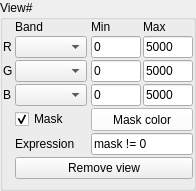
Above: imagechipviewsettings_widget_base.ui from jakimowb/eo-time-series-viewer before the change. Below: the same form after it.
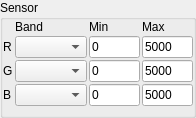
That is the form after the change.

```diff
--- a/imagechipviewsettings_widget_base.ui
+++ b/imagechipviewsettings_widget_base.ui
@@ -7,7 +7,7 @@
     <x>0</x>
     <y>0</y>
     <width>196</width>
-    <height>178</height>
+    <height>106</height>
    </rect>
   </property>
   <property name="sizePolicy">
@@ -20,7 +20,7 @@
    <string>GroupBox</string>
   </property>
   <property name="title">
-   <string>View#</string>
+   <string>Sensor</string>
   </property>
   <property name="flat">
    <bool>false</bool>
@@ -57,6 +57,22 @@
      </property>
     </widget>
    </item>
+   <item row="5" column="1">
+    <widget class="QComboBox" name="cb_b">
+     <property name="sizePolicy">
+      <sizepolicy hsizetype="Preferred" vsizetype="Fixed">
+       <horstretch>0</horstretch>
+       <verstretch>0</verstretch>
+      </sizepolicy>
+     </property>
+     <property name="minimumSize">
+      <size>
+       <width>0</width>
+       <height>21</height>
+      </size>
+     </property>
+    </widget>
+   </item>
    <item row="4" column="0">
     <widget class="QLabel" name="label_g">
      <property name="text">
@@ -64,30 +80,7 @@
      </property>
     </widget>
    </item>
-   <item row="5" column="1">
-    <widget class="QComboBox" name="cb_b">
-     <property name="sizePolicy">
-      <sizepolicy hsizetype="Preferred" vsizetype="Fixed">
-       <horstretch>0</horstretch>
-       <verstretch>0</verstretch>
-      </sizepolicy>
-     </property>
-     <property name="minimumSize">
-      <size>
-       <width>0</width>
-       <height>21</height>
-      </size>
-     </property>
-    </widget>
-   </item>
-   <item row="5" column="0">
-    <widget class="QLabel" name="label_b">
-     <property name="text">
-      <string>B</string>
-     </property>
-    </widget>
-   </item>
-   <item row="4" column="4">
+   <item row="4" column="3">
     <widget class="QLineEdit" name="tb_range_g_max">
      <property name="sizePolicy">
       <sizepolicy hsizetype="Preferred" vsizetype="Fixed">
@@ -100,41 +93,50 @@
      </property>
     </widget>
    </item>
-   <item row="0" column="4">
-    <widget class="QLabel" name="label_max">
-     <property name="text">
-      <string>Max</string>
-     </property>
-    </widget>
-   </item>
-   <item row="5" column="3">
-    <widget class="QLineEdit" name="tb_range_b_min">
-     <property name="text">
-      <string>0</string>
-     </property>
-    </widget>
-   </item>
-   <item row="0" column="3">
+   <item row="0" column="2">
     <widget class="QLabel" name="label_min">
      <property name="text">
       <string>Min</string>
      </property>
     </widget>
    </item>
+   <item row="0" column="3">
+    <widget class="QLabel" name="label_max">
+     <property name="text">
+      <string>Max</string>
+     </property>
+    </widget>
+   </item>
    <item row="3" column="3">
+    <widget class="QLineEdit" name="tb_range_r_max">
+     <property name="sizePolicy">
+      <sizepolicy hsizetype="Preferred" vsizetype="Fixed">
+       <horstretch>0</horstretch>
+       <verstretch>0</verstretch>
+      </sizepolicy>
+     </property>
+     <property name="text">
+      <string>5000</string>
+     </property>
+    </widget>
+   </item>
+   <item row="3" column="1">
+    <widget class="QComboBox" name="cb_r">
+     <property name="minimumSize">
+      <size>
+       <width>0</width>
+       <height>21</height>
+      </size>
+     </property>
+    </widget>
+   </item>
+   <item row="3" column="2">
     <widget class="QLineEdit" name="tb_range_r_min">
      <property name="text">
       <string>0</string>
      </property>
     </widget>
    </item>
-   <item row="4" column="3">
-    <widget class="QLineEdit" name="tb_range_g_min">
-     <property name="text">
-      <string>0</string>
-     </property>
-    </widget>
-   </item>
    <item row="0" column="1">
     <widget class="QLabel" name="label_band">
      <property name="sizePolicy">
@@ -148,17 +150,7 @@
      </property>
     </widget>
    </item>
-   <item row="3" column="1">
-    <widget class="QComboBox" name="cb_r">
-     <property name="minimumSize">
-      <size>
-       <width>0</width>
-       <height>21</height>
-      </size>
-     </property>
-    </widget>
-   </item>
-   <item row="5" column="4">
+   <item row="5" column="3">
     <widget class="QLineEdit" name="tb_range_b_max">
      <property name="sizePolicy">
       <sizepolicy hsizetype="Preferred" vsizetype="Fixed">
@@ -171,20 +163,7 @@
      </property>
     </widget>
    </item>
-   <item row="3" column="4">
-    <widget class="QLineEdit" name="tb_range_r_max">
-     <property name="sizePolicy">
-      <sizepolicy hsizetype="Preferred" vsizetype="Fixed">
-       <horstretch>0</horstretch>
-       <verstretch>0</verstretch>
-      </sizepolicy>
-     </property>
-     <property name="text">
-      <string>5000</string>
-     </property>
-    </widget>
-   </item>
-   <item row="4" column="5">
+   <item row="4" column="4">
     <spacer name="horizontalSpacer">
      <property name="orientation">
       <enum>Qt::Horizontal</enum>
@@ -204,77 +183,24 @@
      </property>
     </widget>
    </item>
-   <item row="8" column="1" colspan="4">
-    <widget class="QPushButton" name="btn_removeView">
+   <item row="4" column="2">
+    <widget class="QLineEdit" name="tb_range_g_min">
      <property name="text">
-      <string>Remove view</string>
+      <string>0</string>
      </property>
     </widget>
    </item>
-   <item row="6" column="1">
-    <widget class="QCheckBox" name="cb_useMask">
-     <property name="toolTip">
-      <string>Draw masked pixels with specific mask color.</string>
-     </property>
+   <item row="5" column="0">
+    <widget class="QLabel" name="label_b">
      <property name="text">
-      <string>Mask</string>
+      <string>B</string>
      </property>
-     <property name="checkable">
-      <bool>true</bool>
-     </property>
-     <property name="checked">
-      <bool>true</bool>
-     </property>
     </widget>
    </item>
-   <item row="7" column="1">
-    <widget class="QLabel" name="label_maskexpression">
-     <property name="toolTip">
-      <string>Boolean expression that returns False for masked pixels.</string>
-     </property>
+   <item row="5" column="2">
+    <widget class="QLineEdit" name="tb_range_b_min">
      <property name="text">
-      <string>Expression</string>
-     </property>
-    </widget>
-   </item>
-   <item row="7" column="3" colspan="2">
-    <widget class="QLineEdit" name="tb_maskexpression">
-     <property name="sizePolicy">
-      <sizepolicy hsizetype="Preferred" vsizetype="Fixed">
-       <horstretch>0</horstretch>
-       <verstretch>0</verstretch>
-      </sizepolicy>
-     </property>
-     <property name="toolTip">
-      <string>Boolean expression that returns False for masked pixels.</string>
-     </property>
-     <property name="text">
-      <string>mask != 0</string>
-     </property>
-    </widget>
-   </item>
-   <item row="6" column="3" colspan="2">
-    <widget class="QPushButton" name="bt_color">
-     <property name="minimumSize">
-      <size>
-       <width>0</width>
-       <height>23</height>
-      </size>
-     </property>
-     <property name="styleSheet">
-      <string notr="true">background:rgb(255,255,255)</string>
-     </property>
-     <property name="text">
-      <string>Mask color</string>
-     </property>
-     <property name="autoDefault">
-      <bool>false</bool>
-     </property>
-     <property name="default">
-      <bool>false</bool>
-     </property>
-     <property name="flat">
-      <bool>false</bool>
+      <string>0</string>
      </property>
     </widget>
    </item>
```
